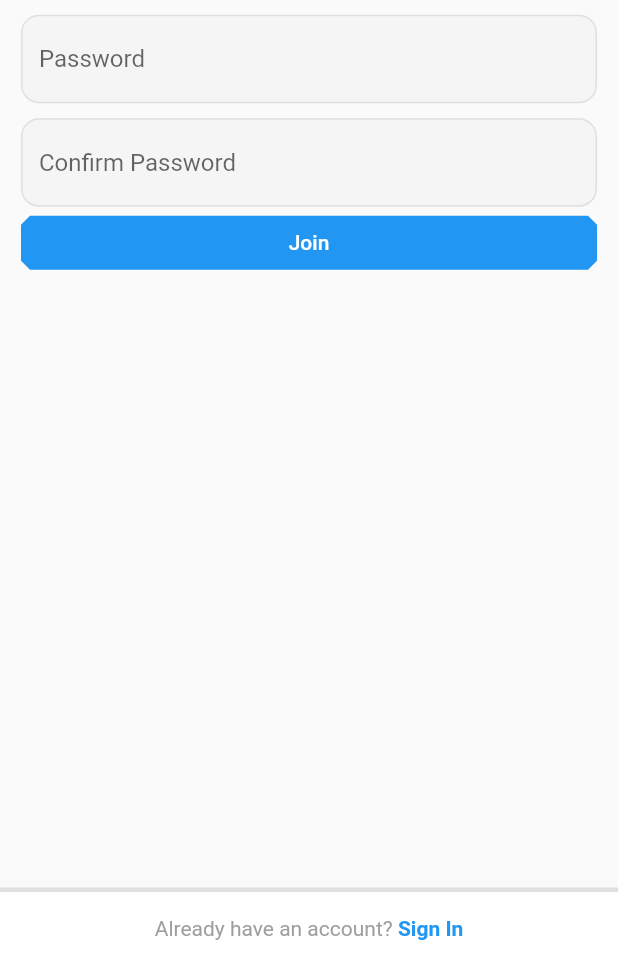
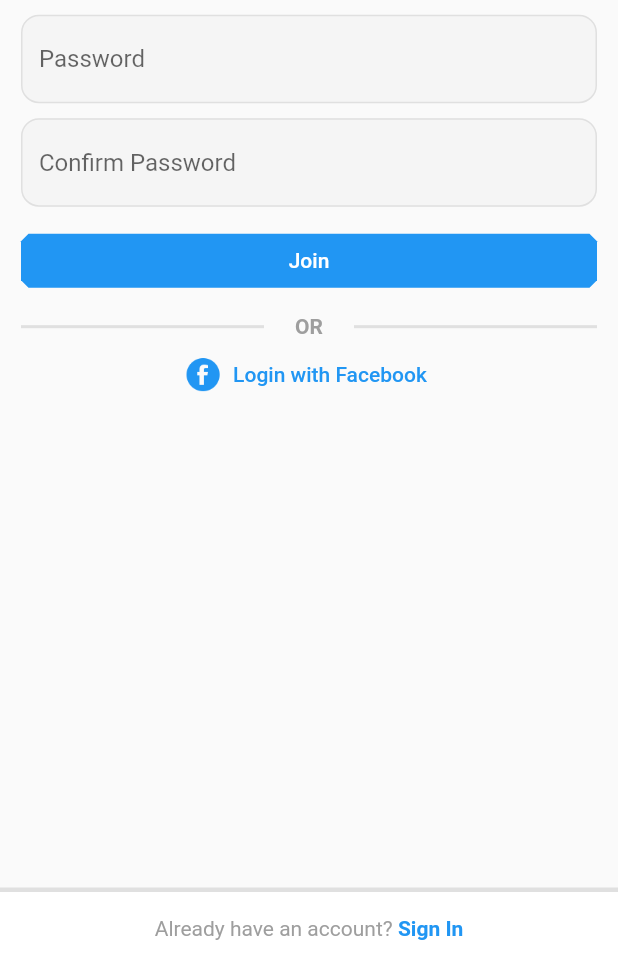
Before and after one commit to teo-KIM/instagram_clone_code, a Flutter app: the screen it shows after launch, after a tap on an icon or button, on a phone screen of 412 x 824 dp, the part 272-1236 px from its top. Run offline on Flutter 3.47's test engine with Material 2 defaults, Android fonts, the phone set to English and light mode, and no system bars; our stand-ins replace cached_network_image.

Commit message:
[UPDATE] 회원가입 페이지 / 로그아웃 페이지 이동 추가.

```diff
--- a/lib/widgets/profile_side_menu.dart
+++ b/lib/widgets/profile_side_menu.dart
@@ -1,4 +1,5 @@
 import 'package:flutter/material.dart';
+import 'package:instagram_clone_code/screens/auth_screen.dart';
 
 class ProfileSideMenu extends StatelessWidget {
   final double menuWidth;
@@ -24,6 +25,9 @@ class ProfileSideMenu extends StatelessWidget {
                 color: Colors.black87,
               ),
               title: Text("Sign out"),
+              onTap: (){
+                Navigator.of(context).pushReplacement(MaterialPageRoute(builder: (context) => AuthScreen()));
+              },
             ),
           ],
         ),
--- a/lib/widgets/sign_up_form.dart
+++ b/lib/widgets/sign_up_form.dart
@@ -1,5 +1,6 @@
 import 'package:flutter/material.dart';
 import 'package:instagram_clone_code/constants/common_size.dart';
+import 'package:instagram_clone_code/home_page.dart';
 
 class SignUpForm extends StatefulWidget {
   @override
@@ -81,11 +82,34 @@ class _SignUpFormState extends State<SignUpForm> {
                 }
               },
             ),
-            TextButton(
+            SizedBox(
+              height: common_s_gap,
+            ),
+            _submitButton(context),
+            SizedBox(
+              height: common_s_gap,
+            ),
+            _orDivider(),
+            FlatButton.icon(
+                onPressed: () {},
+                textColor: Colors.blue,
+                icon: ImageIcon(AssetImage('assets/images/facebook.png'),),
+                label: Text("Login with Facebook"))
+          ],
+        ),
+      ),
+    );
+  }
+
+  TextButton _submitButton(BuildContext context) {
+    return TextButton(
             onPressed: () {
-                if(_formKey.currentState.validate()){
+              if (_formKey.currentState.validate()) {
                 //true값
-                }else{
+                print('Validation success!!');
+                Navigator.of(context).pushReplacement(
+                    MaterialPageRoute(builder: (context) => HomePage()));
+              } else {
                 //false값
               }
             },
@@ -96,11 +120,31 @@ class _SignUpFormState extends State<SignUpForm> {
             style: TextButton.styleFrom(
                 backgroundColor: Colors.blue,
                 shape: const BeveledRectangleBorder(
-                      borderRadius: BorderRadius.all(Radius.circular(6)))),
+                    borderRadius: BorderRadius.all(Radius.circular(5)))),
+          );
+  }
+
+  Stack _orDivider() {
+    return Stack(
+      alignment: Alignment.center,
+      children: [
+        Divider(
+          thickness: 2,
+          color: Colors.grey[300],
         ),
+        Container(
+          color: Colors.grey[50],
+          width: 60,
+          height: 3,
+        ),
+        Text(
+          "OR",
+          style: TextStyle(
+              color: Colors.grey[500],
+              fontWeight: FontWeight.bold,
+              fontSize: 14),
+        )
       ],
-        ),
-      ),
     );
   }
 
```
Lines whose indentation alone changed are shown as unchanged.
